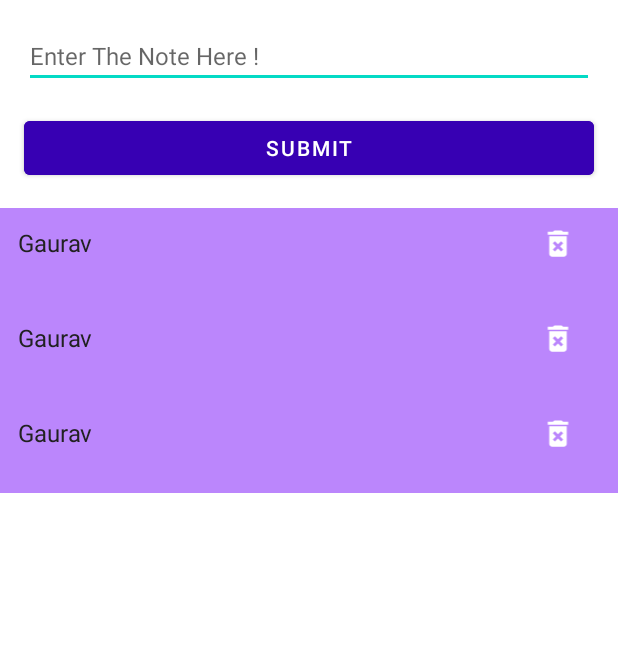
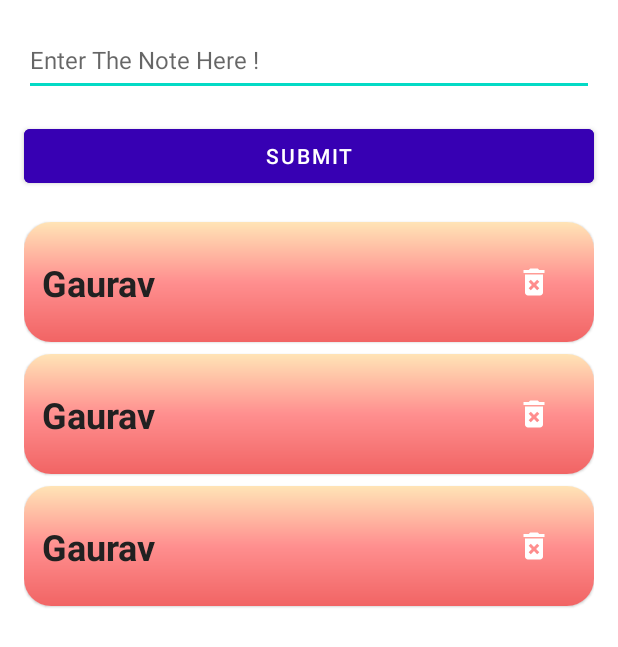
Before and after one commit to Gkthakare/Notes__App, an Android app: the layout activity_main.xml on its own in the app's theme, with its tools: preview values and no code run, on a phone screen of 412 x 824 dp. Shown: the top 647 px of the screen. Run offline under Robolectric (Android 15) with nearby library versions, the phone set to English and light mode, and no system bars.

Commit message:
Notes app

```diff
--- a/app/src/main/java/com/example/notes/MainActivity.kt
+++ b/app/src/main/java/com/example/notes/MainActivity.kt
@@ -1,9 +1,14 @@
 package com.example.notes
 
 import android.os.Bundle
+import android.util.AttributeSet
 import android.util.Log
 import android.view.View
+import android.view.ViewGroup
+import android.widget.LinearLayout
+import android.widget.TextView
 import android.widget.Toast
+import androidx.appcompat.app.AlertDialog
 import androidx.appcompat.app.AppCompatActivity
 import androidx.lifecycle.ViewModelProvider
 import androidx.recyclerview.widget.LinearLayoutManager
@@ -39,13 +44,36 @@ class MainActivity : AppCompatActivity(), INotesRVAdapter {
     }
 
     override fun onItemClicked(note: Note) {
+//        if (note.text.equals("anupam chutiya", ignoreCase = true)) {
+//            val dialog = AlertDialog.Builder(this)
+//                .setTitle("Universal Truth hai bskd")
+//                .setMessage("Ye baaten chupai nahi jaa skti hain.")
+//                .create()
+//            dialog.apply {
+//                val view = LinearLayout(this@MainActivity).apply {
+//                    addView(TextView(this@MainActivity).apply {
+//                        setText("Anupam Randi")
+//                    })
+                    /*layoutParams = LinearLayout.LayoutParams(
+                        this@MainActivity,
+
+                    ).apply {
+                        width = LinearLayout.LayoutParams.WRAP_CONTENT
+                        height = LinearLayout.LayoutParams.WRAP_CONTENT
+                    }*/
+//                }
+//                setView(view)
+//            }
+//            dialog.show()
+//            return
+//        }
         viewModel.deleteNote(note)
         Toast.makeText(this, "${note.text}Deleted", Toast.LENGTH_LONG).show()
     }
 
     fun submitData() {
         val input = binding.input
-        val noteText = input.text.toString()
+        val noteText = input.text.toString().trim()
         if (noteText.isNotEmpty()) {
             viewModel.insertNote(Note(noteText))
             Toast.makeText(this, "${noteText}Inserted", Toast.LENGTH_LONG).show()
--- a/app/src/main/java/com/example/notes/NotesRVAdapter.kt
+++ b/app/src/main/java/com/example/notes/NotesRVAdapter.kt
@@ -1,34 +1,46 @@
 package com.example.notes
 
 import android.content.Context
+import android.graphics.Color
 import android.view.LayoutInflater
 import android.view.View
 import android.view.ViewGroup
 import android.widget.ImageView
 import android.widget.TextView
 import androidx.recyclerview.widget.RecyclerView
+import com.google.android.material.card.MaterialCardView
 
-class NotesRVAdapter(private val context : Context, private val listener : INotesRVAdapter) : RecyclerView.Adapter<NotesRVAdapter.NoteViewHolder>() {
+class NotesRVAdapter(private val context: Context, private val listener: INotesRVAdapter) :
+    RecyclerView.Adapter<NotesRVAdapter.NoteViewHolder>() {
     private val allNotes = ArrayList<Note>()
 
-    inner class NoteViewHolder(itemView: View) : RecyclerView.ViewHolder(itemView){
+    inner class NoteViewHolder(itemView: View) : RecyclerView.ViewHolder(itemView) {
         val textView = itemView.findViewById<TextView>(R.id.text)
         val deleteButton = itemView.findViewById<ImageView>(R.id.deleteButton)
     }
+
     override fun onCreateViewHolder(
         parent: ViewGroup,
         viewType: Int
     ): NoteViewHolder {
-       val viewHolder = NoteViewHolder(LayoutInflater.from(context).inflate(R.layout.item_note,parent,false))
+        val viewHolder =
+            NoteViewHolder(LayoutInflater.from(context).inflate(R.layout.item_note, parent, false))
         viewHolder.deleteButton.setOnClickListener {
             listener.onItemClicked(allNotes[viewHolder.adapterPosition])
         }
-       return viewHolder
+        return viewHolder
     }
 
     override fun onBindViewHolder(holder: NotesRVAdapter.NoteViewHolder, position: Int) {
         val currentNote = allNotes[position]
         holder.textView.text = currentNote.text
+        if (position % 2 == 1) {
+            (holder.itemView as MaterialCardView).setCardBackgroundColor(Color.parseColor("#FEFEFE"));
+            //  holder.imageView.setBackgroundColor(Color.parseColor(""));
+        } else {
+//            (holder.itemView as MaterialCardView).setCardBackgroundColor(Color.parseColor("RED"));
+            holder.textView.setTextColor(Color.parseColor("#FFFFFF"))
+        }
     }
 
     override fun getItemCount(): Int {
@@ -36,7 +48,7 @@ class NotesRVAdapter(private val context : Context, private val listener : INote
 
     }
 
-    fun updateList(newList : List<Note>) {
+    fun updateList(newList: List<Note>) {
         allNotes.clear()
         allNotes.addAll(newList)
 
@@ -45,8 +57,7 @@ class NotesRVAdapter(private val context : Context, private val listener : INote
 }
 
 
-
 interface INotesRVAdapter {
-    fun onItemClicked(note : Note)
+    fun onItemClicked(note: Note)
 
 }
--- /dev/null
+++ b/app/src/main/res/drawable/grad_bg.xml
@@ -0,0 +1,10 @@
+<?xml version="1.0" encoding="utf-8"?>
+<shape xmlns:android="http://schemas.android.com/apk/res/android"
+    android:shape="rectangle">
+    <gradient
+        android:angle="270"
+        android:centerColor="#FF8F8F"
+        android:endColor="#F16464"
+        android:startColor="#FFE4B6"
+        android:type="linear" />
+</shape>
--- a/app/src/main/res/layout/activity_main.xml
+++ b/app/src/main/res/layout/activity_main.xml
@@ -12,6 +12,7 @@
         android:layout_height="wrap_content"
         android:layout_margin="16dp"
         android:hint="@string/enter_the_note_here"
+        android:minHeight="48dp"
         android:textSize="16sp"
         app:layout_constraintLeft_toLeftOf="parent"
         app:layout_constraintRight_toRightOf="parent"
@@ -31,6 +32,7 @@
         android:id="@+id/recyclerView"
         android:layout_width="match_parent"
         android:layout_height="0dp"
+        android:layout_marginHorizontal="16dp"
         android:layout_marginTop="16dp"
         app:layout_constraintBottom_toBottomOf="parent"
         app:layout_constraintLeft_toLeftOf="parent"
--- a/app/src/main/res/layout/item_note.xml
+++ b/app/src/main/res/layout/item_note.xml
@@ -1,18 +1,26 @@
 <?xml version="1.0" encoding="utf-8"?>
-<androidx.constraintlayout.widget.ConstraintLayout xmlns:android="http://schemas.android.com/apk/res/android"
+<com.google.android.material.card.MaterialCardView xmlns:android="http://schemas.android.com/apk/res/android"
     xmlns:app="http://schemas.android.com/apk/res-auto"
     xmlns:tools="http://schemas.android.com/tools"
     android:layout_width="match_parent"
     android:layout_height="wrap_content"
-    android:padding="12dp"
-    android:background="@color/purple_200">
+    android:layout_marginVertical="4dp"
+    app:cardCornerRadius="18dp">
+
+    <androidx.constraintlayout.widget.ConstraintLayout
+        android:layout_width="match_parent"
+        android:layout_height="wrap_content"
+        android:background="@drawable/grad_bg"
+        android:padding="12dp">
 
         <TextView
             android:id="@+id/text"
             android:layout_width="0dp"
             android:layout_height="wrap_content"
             android:textColor="#212121"
-        android:textSize="16sp"
+            android:textSize="24sp"
+            android:textStyle="bold"
+            app:layout_constraintBottom_toBottomOf="parent"
             app:layout_constraintLeft_toLeftOf="parent"
             app:layout_constraintRight_toLeftOf="@+id/deleteButton"
             app:layout_constraintTop_toTopOf="parent"
@@ -30,3 +38,4 @@
 
 
     </androidx.constraintlayout.widget.ConstraintLayout>
+</com.google.android.material.card.MaterialCardView>
```
Lines whose indentation alone changed are shown as unchanged.
